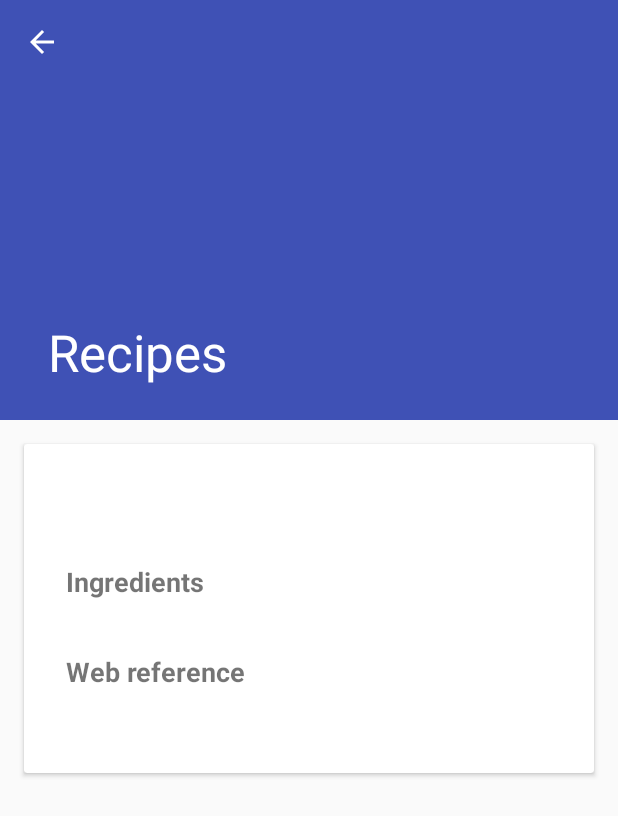
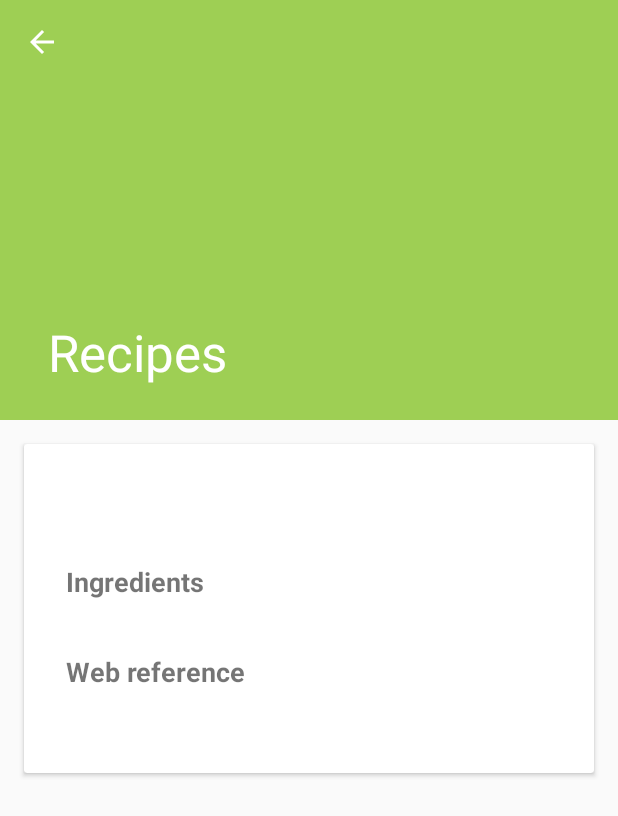
Before and after one commit to gscdev/recipes, an Android app: the RecipeDetailActivity screen opened directly, with no data from a screen before it, on a phone screen of 412 x 824 dp. Shown: the top 816 px of the screen. Run offline under Robolectric (Android 15) with nearby library versions, the phone set to English and light mode, and no system bars; our stand-ins replace ButterKnife, Dagger/Hilt's generated code, Picasso; pictures from the network do not load; 4 statements that could not run were skipped.

Commit message:
Update colors

```diff
--- a/app/src/main/res/values/colors.xml
+++ b/app/src/main/res/values/colors.xml
@@ -1,6 +1,8 @@
 <?xml version="1.0" encoding="utf-8"?>
 <resources>
-    <color name="colorPrimary">#3F51B5</color>
-    <color name="colorPrimaryDark">#303F9F</color>
-    <color name="colorAccent">#FF4081</color>
+    <color name="colorPrimary">#9ECF54</color>
+    <color name="colorPrimaryDark">#31541E</color>
+    <color name="colorAccent">#7A5733</color>
+
+    <color name="lighter_gray">#ddd</color>
 </resources>
```
